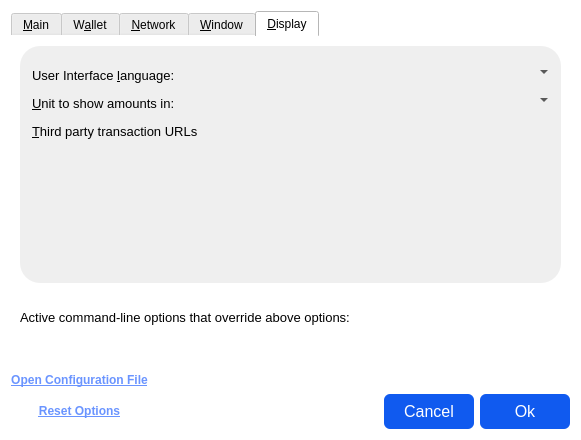
First picture: the form in src/qt/forms/optionsdialog.ui, repository Veil-Project/veil, before the edit.
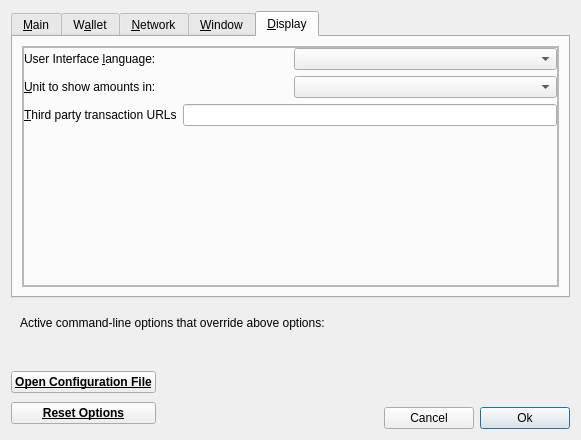
Second picture: the form after the edit. The open tabs and pages were chosen to show the change. Icons and pictures are not drawn. Custom widgets are drawn as their Qt base class.

Commit message: no more in-line css in all .ui files in src/qt/forms

Diff of the .ui file:
```diff
--- a/src/qt/forms/optionsdialog.ui
+++ b/src/qt/forms/optionsdialog.ui
@@ -19,27 +19,16 @@
   <property name="windowTitle">
    <string>Options</string>
   </property>
-  <property name="styleSheet">
-   <string notr="true">background-color:white;
-border:none;</string>
-  </property>
   <property name="modal">
    <bool>true</bool>
   </property>
   <layout class="QVBoxLayout" name="verticalLayout">
    <item>
     <widget class="QTabWidget" name="tabWidget">
-     <property name="styleSheet">
-      <string notr="true"/>
-     </property>
      <property name="currentIndex">
       <number>1</number>
      </property>
      <widget class="QWidget" name="tabMain">
-      <property name="styleSheet">
-       <string notr="true">padding-top:6px;
-background-color:transparent;</string>
-      </property>
       <attribute name="title">
        <string>&amp;Main</string>
       </attribute>
@@ -52,13 +41,6 @@
            <height>0</height>
           </size>
          </property>
-         <property name="styleSheet">
-          <string notr="true">#frame_2{
-background-color:#10000000;
-border-radius:20px;
-padding:9px;
-}</string>
-         </property>
          <property name="frameShape">
           <enum>QFrame::StyledPanel</enum>
          </property>
@@ -115,9 +97,6 @@
             </item>
             <item alignment="Qt::AlignHCenter">
              <widget class="QSpinBox" name="pruneSize">
-              <property name="styleSheet">
-               <string notr="true">border-bottom: 1px solid #bababa;</string>
-              </property>
               <property name="alignment">
                <set>Qt::AlignCenter</set>
               </property>
@@ -175,9 +154,6 @@
             </item>
             <item alignment="Qt::AlignHCenter">
              <widget class="QSpinBox" name="databaseCache">
-              <property name="styleSheet">
-               <string notr="true">border-bottom: 1px solid #bababa;</string>
-              </property>
               <property name="alignment">
                <set>Qt::AlignCenter</set>
               </property>
@@ -228,9 +204,6 @@
               <property name="toolTip">
                <string>(0 = auto, &lt;0 = leave that many cores free)</string>
               </property>
-              <property name="styleSheet">
-               <string notr="true">border-bottom: 1px solid #bababa;</string>
-              </property>
               <property name="alignment">
                <set>Qt::AlignCenter</set>
               </property>
@@ -257,9 +230,6 @@
       </layout>
      </widget>
      <widget class="QWidget" name="tabWallet">
-      <property name="styleSheet">
-       <string notr="true">padding-top:6px;</string>
-      </property>
       <attribute name="title">
        <string>W&amp;allet</string>
       </attribute>
@@ -272,13 +242,6 @@
            <height>100</height>
           </size>
          </property>
-         <property name="styleSheet">
-          <string notr="true">#frame_3{
-background-color:#10000000;
-border-radius:20px;
-padding:9px;
-}</string>
-         </property>
          <property name="frameShape">
           <enum>QFrame::StyledPanel</enum>
          </property>
@@ -300,9 +263,6 @@
           </property>
           <item>
            <widget class="QGroupBox" name="groupBox">
-            <property name="styleSheet">
-             <string notr="true">background-color:transparent;</string>
-            </property>
             <property name="title">
              <string>Expert</string>
             </property>
@@ -353,9 +313,6 @@
       </layout>
      </widget>
      <widget class="QWidget" name="tabNetwork">
-      <property name="styleSheet">
-       <string notr="true">padding-top:6px;</string>
-      </property>
       <attribute name="title">
        <string>&amp;Network</string>
       </attribute>
@@ -368,13 +325,6 @@
            <height>0</height>
           </size>
          </property>
-         <property name="styleSheet">
-          <string notr="true">#frame_5{
-background-color:#10000000;
-border-radius:20px;
-padding:9px;
-}</string>
-         </property>
          <property name="frameShape">
           <enum>QFrame::StyledPanel</enum>
          </property>
@@ -402,9 +352,6 @@
               <height>0</height>
              </size>
             </property>
-            <property name="styleSheet">
-             <string notr="true">background-color:transparent;</string>
-            </property>
             <property name="frameShape">
              <enum>QFrame::StyledPanel</enum>
             </property>
@@ -744,9 +691,6 @@
       </layout>
      </widget>
      <widget class="QWidget" name="tabWindow">
-      <property name="styleSheet">
-       <string notr="true">padding-top:6px;</string>
-      </property>
       <attribute name="title">
        <string>&amp;Window</string>
       </attribute>
@@ -759,13 +703,6 @@
            <height>100</height>
           </size>
          </property>
-         <property name="styleSheet">
-          <string notr="true">#frame_6{
-background-color:#10000000;
-border-radius:20px;
-padding:9px;
-}</string>
-         </property>
          <property name="frameShape">
           <enum>QFrame::StyledPanel</enum>
          </property>
@@ -793,9 +730,6 @@
                   <height>0</height>
                 </size>
               </property>
-              <property name="styleSheet">
-                <string notr="true">background-color:transparent;</string>
-              </property>
               <property name="frameShape">
                 <enum>QFrame::StyledPanel</enum>
               </property>
@@ -867,22 +801,12 @@
       </layout>
      </widget>
      <widget class="QWidget" name="tabDisplay">
-      <property name="styleSheet">
-       <string notr="true">padding-top:6px;</string>
-      </property>
       <attribute name="title">
        <string>&amp;Display</string>
       </attribute>
       <layout class="QVBoxLayout" name="verticalLayout_Display">
        <item>
         <widget class="QFrame" name="frame_8">
-         <property name="styleSheet">
-          <string notr="true">#frame_8{
-background-color:#10000000;
-border-radius:20px;
-padding:9px;
-}</string>
-         </property>
          <property name="frameShape">
           <enum>QFrame::StyledPanel</enum>
          </property>
@@ -910,9 +834,6 @@
               <height>100</height>
              </size>
             </property>
-            <property name="styleSheet">
-             <string notr="true">background-color:transparent;</string>
-            </property>
             <property name="frameShape">
              <enum>QFrame::StyledPanel</enum>
             </property>
@@ -936,9 +857,6 @@
               <layout class="QHBoxLayout" name="horizontalLayout_1_Display">
                <item>
                 <widget class="QLabel" name="langLabel">
-                 <property name="styleSheet">
-                  <string notr="true">font-size:13px;</string>
-                 </property>
                  <property name="text">
                   <string>User Interface &amp;language:</string>
                  </property>
@@ -955,32 +873,6 @@
                  <property name="toolTip">
                   <string>The user interface language can be set here. This setting will take effect after restarting %1.</string>
                  </property>
-                 <property name="styleSheet">
-                  <string notr="true">QValueComboBox{
-	font-size:13px;
-    selection-color: #000000;
-}
-
-QValueComboBox QFrame{
-	background-color:white;
-}
-
-QValueComboBox::drop-down {
-   background-color:white;
-   color:#bababa;
-}
-QToolTip {
-    color: #ffffff;
-    background-color: #6f9bf5;
-    font-size:11pt;
-    border: none;
-    border-radius:20px;
-    padding:6px;
-    margin:0px;
-    min-height: 35px;
-    qproperty-alignment: 'AlignVCenter | AlignCenter';
-}</string>
-                 </property>
                 </widget>
                </item>
               </layout>
@@ -989,9 +881,6 @@
               <layout class="QHBoxLayout" name="horizontalLayout_2_Display">
                <item>
                 <widget class="QLabel" name="unitLabel">
-                 <property name="styleSheet">
-                  <string notr="true">font-size:13px;</string>
-                 </property>
                  <property name="text">
                   <string>&amp;Unit to show amounts in:</string>
                  </property>
@@ -1008,33 +897,6 @@
                  <property name="toolTip">
                   <string>Choose the default subdivision unit to show in the interface and when sending coins.</string>
                  </property>
-                 <property name="styleSheet">
-                  <string notr="true">QValueComboBox{
-	font-size:13px;
-    selection-color: #000000;
-}
-
-QValueComboBox QFrame{
-	background-color:white;
-}
-
-QValueComboBox::drop-down {
-   background-color:white;
-   color:#bababa;
-}
-
-QToolTip {
-    color: #ffffff;
-    background-color: #6f9bf5;
-    font-size:11pt;
-    border: none;
-    border-radius:20px;
-    padding:6px;
-    margin:0px;
-    min-height: 35px;
-    qproperty-alignment: 'AlignVCenter | AlignCenter';
-}</string>
-                 </property>
                 </widget>
                </item>
               </layout>
@@ -1046,9 +908,6 @@
                  <property name="toolTip">
                   <string>Third party URLs (e.g. a block explorer) that appear in the transactions tab as context menu items. %s in the URL is replaced by transaction hash. Multiple URLs are separated by vertical bar |.</string>
                  </property>
-                 <property name="styleSheet">
-                  <string notr="true">font-size:13px;</string>
-                 </property>
                  <property name="text">
                   <string>&amp;Third party transaction URLs</string>
                  </property>
@@ -1062,9 +921,6 @@
                  <property name="toolTip">
                   <string>Third party URLs (e.g. a block explorer) that appear in the transactions tab as context menu items. %s in the URL is replaced by transaction hash. Multiple URLs are separated by vertical bar |.</string>
                  </property>
-                 <property name="styleSheet">
-                  <string notr="true">font-size:13px;</string>
-                 </property>
                 </widget>
                </item>
               </layout>
@@ -1099,9 +955,6 @@
        <layout class="QHBoxLayout" name="horizontalLayout_Bottom">
         <item>
          <widget class="QLabel" name="overriddenByCommandLineInfoLabel">
-          <property name="styleSheet">
-           <string notr="true">font-size:13px;</string>
-          </property>
           <property name="text">
            <string>Active command-line options that override above options:</string>
           </property>
@@ -1160,9 +1013,6 @@
          <property name="toolTip">
           <string>Open the %1 configuration file from the working directory.</string>
          </property>
-         <property name="styleSheet">
-          <string notr="true">color: rgb(106,148,255);</string>
-         </property>
          <property name="text">
           <string>Open Configuration File</string>
          </property>
@@ -1190,9 +1040,6 @@
          <property name="toolTip">
           <string>Reset all client options to default.</string>
          </property>
-         <property name="styleSheet">
-          <string notr="true">color: rgb(106,148,255);</string>
-         </property>
          <property name="text">
           <string>&amp;Reset Options</string>
          </property>
@@ -1283,20 +1130,6 @@
              <height>0</height>
             </size>
            </property>
-           <property name="styleSheet">
-            <string notr="true">#cancelButton{
-border-radius: 6px;
-color: #FFFFFF;
-font-size: 16px;
-background-color:#105aef;
-line-height:10px;
-padding:8 20 8 20;
-}
-
-cancelButton:hover {
-background-color:#0e45b4;
-}</string>
-           </property>
            <property name="text">
             <string>Cancel</string>
            </property>
@@ -1313,20 +1146,6 @@
              <height>0</height>
             </size>
            </property>
-           <property name="styleSheet">
-            <string notr="true">#okButton{
-border-radius: 6px;
-color: #FFFFFF;
-font-size: 16px;
-background-color:#105aef;
-line-height:10px;
-padding:8 20 8 20;
-}
-
-okButton:hover {
-background-color:#0e45b4;
-}</string>
-           </property>
            <property name="text">
             <string>Ok</string>
            </property>
```
The commit also changes 12 other files.
